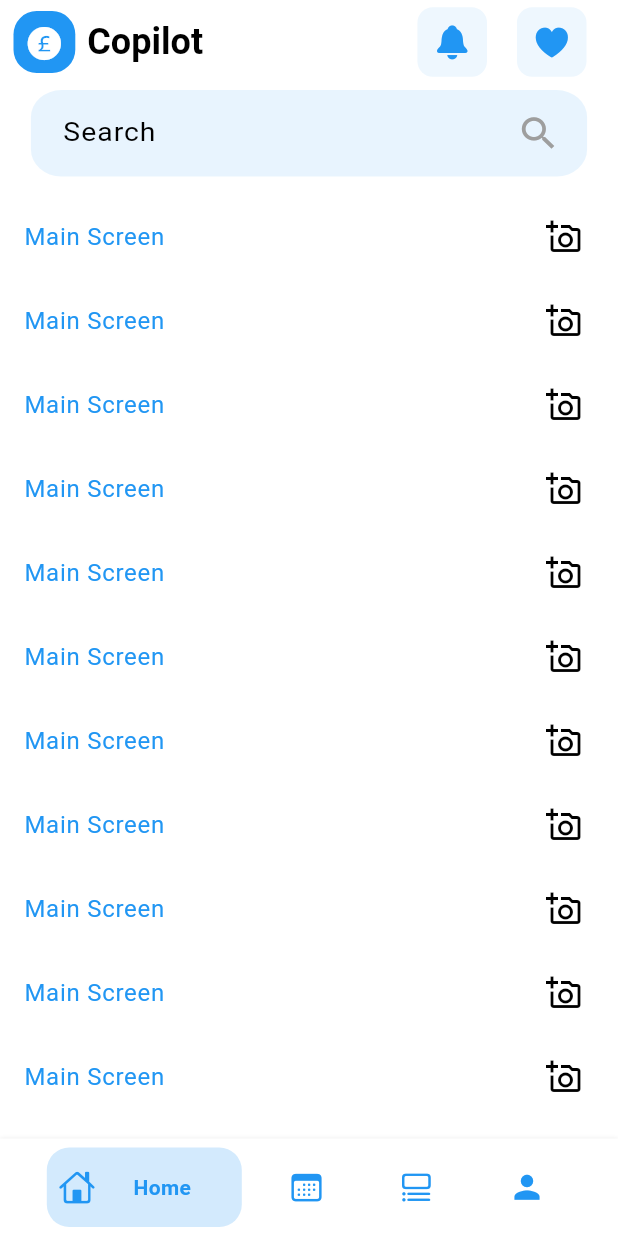
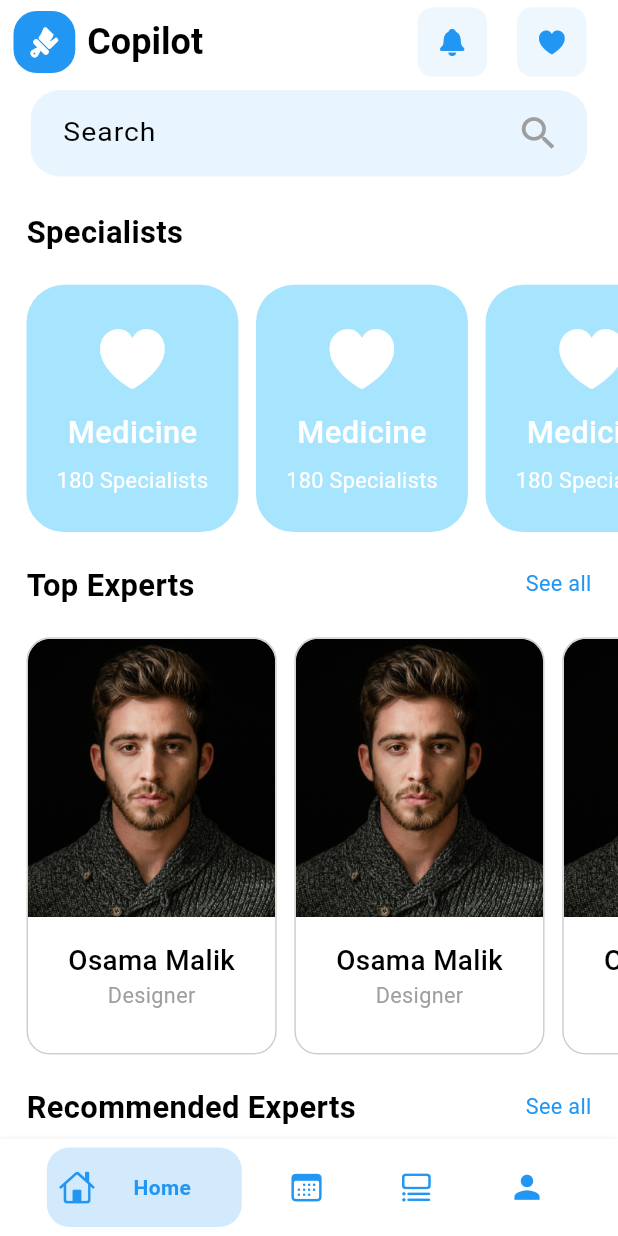
Before and after one commit to osamaaabdalmalik/Consultations-App, a Flutter app: the screen it shows after launch, on a phone screen of 412 x 824 dp. Run offline on Flutter 3.47's test engine with Material 3 defaults, Android fonts, the phone set to English and light mode, and no system bars; drawn by our look-alikes of bottom_navy_bar; our stand-ins replace bloc, dartz, flutter_easyloading, flutter_inset_box_shadow, flutter_screenutil, freezed_annotation and 6 more.

Commit message:
Design home Screen content

```diff
--- a/lib/features/main/presentation/screens/main_screen.dart
+++ b/lib/features/main/presentation/screens/main_screen.dart
@@ -1,9 +1,9 @@
-import 'package:bottom_navy_bar/bottom_navy_bar.dart';
-import 'package:consultations_app/core/constants/app_colors.dart';
-import 'package:consultations_app/features/main/presentation/widgets/custom_icon_button.dart';
-import 'package:flutter/cupertino.dart';
+import 'package:consultations_app/features/main/presentation/widgets/bottom_navbar.dart';
+import 'package:consultations_app/features/main/presentation/widgets/experts_list_view.dart';
+import 'package:consultations_app/features/main/presentation/widgets/header_section.dart';
+import 'package:consultations_app/features/main/presentation/widgets/home_appbar.dart';
+import 'package:consultations_app/features/main/presentation/widgets/specialists_list_view.dart';
 import 'package:flutter/material.dart';
-import 'package:flutter_screenutil/flutter_screenutil.dart';
 
 class MainScreen extends StatefulWidget {
   const MainScreen({super.key});
@@ -17,180 +17,32 @@ class _MainScreenState extends State<MainScreen> {
 
   @override
   Widget build(BuildContext context) {
-    return Scaffold(
+    return const Scaffold(
       body: CustomScrollView(
         slivers: [
-          SliverAppBar(
-            expandedHeight: 130,
-            pinned: true,
-            floating: true,
-            backgroundColor: AppColors.white,
-            foregroundColor: AppColors.white,
-            title: Container(
-              color: AppColors.white,
-              padding: const EdgeInsets.symmetric(vertical: 20),
-              child: const Stack(
-                children: [
-                  Positioned(
-                    child: Row(
-                      mainAxisAlignment: MainAxisAlignment.spaceBetween,
-                      children: [
-                        Row(
-                          children: <Widget>[
-                            Center(
-                              child: Padding(
-                                padding: EdgeInsets.symmetric(horizontal: 8.0),
-                                child: CustomIconButton(
-                                  icon: CupertinoIcons.money_pound_circle_fill,
-                                  iconColor: AppColors.white,
-                                  backgroundColor: AppColors.primary,
-                                  size: 40,
-                                  radius: 15,
-                                ),
-                              ),
-                            ),
-                            Text(
-                              'Copilot',
-                              style: TextStyle(
-                                fontSize: 24,
-                                fontWeight: FontWeight.w700,
-                                color: AppColors.black,
-                              ),
-                            ),
-                          ],
-                        ),
-                        Row(
-                          children: [
-                            CustomIconButton(
-                              icon: CupertinoIcons.bell_fill,
-                              iconColor: AppColors.primary,
-                            ),
-                            Padding(
-                              padding: EdgeInsets.symmetric(horizontal: 20),
-                              child: CustomIconButton(
-                                icon: CupertinoIcons.heart_fill,
-                                iconColor: AppColors.primary,
-                              ),
-                            ),
-                          ],
-                        ),
-                      ],
-                    ),
-                  ),
-                ],
-              ),
-            ),
-            flexibleSpace: FlexibleSpaceBar(
-              title: Transform.scale(
-                scaleX: 0.9,
-                scaleY: 0.8,
-                child: TextFormField(
-                  style: const TextStyle(
-                    fontSize: 14,
-                  ),
-                  cursorColor: AppColors.black,
-                  cursorWidth: 0.8,
-                  decoration: InputDecoration(
-                    hintText: 'Search',
-                    suffixIcon: Transform.scale(
-                      scaleX: 1.1,
-                      scaleY: 1.2,
-                      child: InkWell(
-                        onTap: () {},
-                        child: const Icon(
-                          Icons.search,
-                          size: 20,
-                          color: AppColors.gray,
-                        ),
-                      ),
-                    ),
-                    fillColor: AppColors.primary.withOpacity(0.1),
-                    filled: true,
-                    contentPadding: EdgeInsets.symmetric(horizontal: 10.w),
-                    border: OutlineInputBorder(
-                      borderRadius: BorderRadius.circular(15),
-                      borderSide: BorderSide.none,
-                    ),
-                  ),
-                  onTapOutside: (event) {
-                    FocusManager.instance.primaryFocus?.unfocus();
-                  },
-                ),
-              ),
-              titlePadding: EdgeInsets.symmetric(
-                vertical: 5.h,
-              ),
-              stretchModes: const [
-                StretchMode.fadeTitle,
-              ],
-            ),
-          ),
+          HomeAppbar(),
           SliverList(
             delegate: SliverChildListDelegate.fixed(
               [
-                ...List.generate(
-                  30,
-                  (index) => ListTile(
-                    onTap: () {},
-                    title: const Text(
-                      "Main Screen",
-                      style: TextStyle(
-                        color: AppColors.primary,
-                      ),
-                    ),
-                    trailing: const Icon(Icons.add_a_photo_outlined),
-                  ),
-                )
+                HeaderSection(
+                  title: "Specialists",
+                  hasSeeAll: false,
+                ),
+                SpecialistsListView(),
+                HeaderSection(
+                  title: "Top Experts",
+                ),
+                ExpertsListView(),
+                HeaderSection(
+                  title: "Recommended Experts",
+                ),
+                ExpertsListView(),
               ],
             ),
           ),
         ],
       ),
-      bottomNavigationBar: BottomNavyBar(
-        itemCornerRadius: 15,
-        containerHeight: 65,
-        mainAxisAlignment: MainAxisAlignment.spaceEvenly,
-        items: [
-          BottomNavyBarItem(
-              icon: const Icon(CupertinoIcons.house),
-              title: const Text(
-                'Home',
-              ),
-              textAlign: TextAlign.center),
-          BottomNavyBarItem(
-            icon: const Icon(CupertinoIcons.calendar),
-            title: const FittedBox(
-              child: Text(
-                'Appointment',
-              ),
-            ),
-            textAlign: TextAlign.center,
-          ),
-          BottomNavyBarItem(
-            icon: const Icon(CupertinoIcons.list_bullet_below_rectangle),
-            title: const Text(
-              'History',
-            ),
-            textAlign: TextAlign.center,
-          ),
-          BottomNavyBarItem(
-            icon: const Icon(
-              Icons.person_sharp,
-              size: 25,
-            ),
-            title: const Text(
-              'Profile',
-            ),
-            textAlign: TextAlign.center,
-          ),
-        ],
-        onItemSelected: (value) {
-          setState(() {
-            index = value;
-          });
-        },
-        selectedIndex: index,
-      ),
+      bottomNavigationBar: BottomNavbar(),
     );
   }
 }
--- /dev/null
+++ b/lib/features/main/presentation/widgets/bottom_navbar.dart
@@ -0,0 +1,63 @@
+import 'package:bottom_navy_bar/bottom_navy_bar.dart';
+import 'package:flutter/cupertino.dart' as cupertino;
+import 'package:flutter/material.dart';
+
+class BottomNavbar extends cupertino.StatefulWidget {
+  const BottomNavbar({super.key});
+
+  @override
+  cupertino.State<BottomNavbar> createState() => _BottomNavbarState();
+}
+
+class _BottomNavbarState extends cupertino.State<BottomNavbar> {
+  int index = 0;
+
+  @override
+  Widget build(BuildContext context) {
+    return BottomNavyBar(
+      itemCornerRadius: 15,
+      containerHeight: 65,
+      mainAxisAlignment: MainAxisAlignment.spaceEvenly,
+      items: [
+        BottomNavyBarItem(
+            icon: const Icon(cupertino.CupertinoIcons.house),
+            title: const Text(
+              'Home',
+            ),
+            textAlign: TextAlign.center),
+        BottomNavyBarItem(
+          icon: const Icon(cupertino.CupertinoIcons.calendar),
+          title: const FittedBox(
+            child: Text(
+              'Appointment',
+            ),
+          ),
+          textAlign: TextAlign.center,
+        ),
+        BottomNavyBarItem(
+          icon: const Icon(cupertino.CupertinoIcons.list_bullet_below_rectangle),
+          title: const Text(
+            'History',
+          ),
+          textAlign: TextAlign.center,
+        ),
+        BottomNavyBarItem(
+          icon: const Icon(
+            Icons.person_sharp,
+            size: 25,
+          ),
+          title: const Text(
+            'Profile',
+          ),
+          textAlign: TextAlign.center,
+        ),
+      ],
+      onItemSelected: (value) {
+        setState(() {
+          index = value;
+        });
+      },
+      selectedIndex: index,
+    );
+  }
+}
--- /dev/null
+++ b/lib/features/main/presentation/widgets/expert_item.dart
@@ -0,0 +1,72 @@
+import 'package:consultations_app/core/constants/app_assets.dart';
+import 'package:consultations_app/core/constants/app_colors.dart';
+import 'package:flutter/material.dart';
+import 'package:flutter_screenutil/flutter_screenutil.dart';
+
+class ExpertItem extends StatelessWidget {
+  const ExpertItem({super.key});
+
+  @override
+  Widget build(BuildContext context) {
+    return Container(
+      decoration: BoxDecoration(
+        borderRadius: BorderRadius.circular(15.sp),
+        border: Border.fromBorderSide(
+          BorderSide(
+            width: 1,
+            color: AppColors.gray.withOpacity(0.5),
+          ),
+        ),
+      ),
+      child: Column(
+        children: [
+          Container(
+            width: 140.w,
+            height: 180.h,
+            decoration: const BoxDecoration(
+              borderRadius: BorderRadius.vertical(
+                top: Radius.circular(15),
+              ),
+              image: DecorationImage(
+                image: AssetImage(
+                  AppAssets.expert,
+                ),
+                fit: BoxFit.cover,
+                alignment: Alignment.topCenter,
+              ),
+            ),
+          ),
+          Container(
+            width: 140.w,
+            padding: EdgeInsets.symmetric(vertical: 15.h, horizontal: 10.w),
+            child: Column(
+              mainAxisAlignment: MainAxisAlignment.spaceEvenly,
+              children: [
+                Text(
+                  "Osama Malik",
+                  overflow: TextOverflow.clip,
+                  maxLines: 1,
+                  style: TextStyle(
+                    color: AppColors.black,
+                    fontWeight: FontWeight.w500,
+                    fontSize: 18.sp,
+                  ),
+                ),
+                Text(
+                  "Designer",
+                  overflow: TextOverflow.clip,
+                  maxLines: 1,
+                  style: TextStyle(
+                    color: AppColors.gray,
+                    fontWeight: FontWeight.w400,
+                    fontSize: 14.sp,
+                  ),
+                ),
+              ],
+            ),
+          ),
+        ],
+      ),
+    );
+  }
+}
--- /dev/null
+++ b/lib/features/main/presentation/widgets/experts_list_view.dart
@@ -0,0 +1,23 @@
+import 'package:consultations_app/features/main/presentation/widgets/expert_item.dart';
+import 'package:flutter/material.dart';
+import 'package:flutter_screenutil/flutter_screenutil.dart';
+
+class ExpertsListView extends StatelessWidget {
+  const ExpertsListView({super.key});
+
+  @override
+  Widget build(BuildContext context) {
+    return SizedBox(
+      height: 290.h,
+      child: ListView.separated(
+        scrollDirection: Axis.horizontal,
+        padding: EdgeInsets.symmetric(horizontal: 15.w, vertical: 10.h),
+        itemCount: 10,
+        itemBuilder: (BuildContext context, int index) => const ExpertItem(),
+        separatorBuilder: (BuildContext context, int index) => SizedBox(
+          width: 10.w,
+        ),
+      ),
+    );
+  }
+}
--- /dev/null
+++ b/lib/features/main/presentation/widgets/header_section.dart
@@ -0,0 +1,42 @@
+import 'package:consultations_app/core/constants/app_colors.dart';
+import 'package:flutter/material.dart';
+import 'package:flutter_screenutil/flutter_screenutil.dart';
+
+class HeaderSection extends StatelessWidget {
+  final String title;
+  final bool hasSeeAll;
+
+  const HeaderSection({
+    super.key,
+    required this.title,
+    this.hasSeeAll = true,
+  });
+
+  @override
+  Widget build(BuildContext context) {
+    return Padding(
+      padding: EdgeInsets.symmetric(horizontal: 15.w, vertical: 10.h),
+      child: Row(
+        mainAxisAlignment: MainAxisAlignment.spaceBetween,
+        children: [
+          Text(
+            title,
+            style: TextStyle(
+              color: AppColors.black,
+              fontWeight: FontWeight.w700,
+              fontSize: 20.sp,
+            ),
+          ),
+          Text(
+            hasSeeAll ? "See all" : '',
+            style: TextStyle(
+              color: AppColors.primary,
+              fontWeight: FontWeight.w400,
+              fontSize: 14.sp,
+            ),
+          ),
+        ],
+      ),
+    );
+  }
+}
--- /dev/null
+++ b/lib/features/main/presentation/widgets/home_appbar.dart
@@ -0,0 +1,122 @@
+import 'package:consultations_app/core/constants/app_colors.dart';
+import 'package:consultations_app/features/main/presentation/widgets/custom_icon_button.dart';
+import 'package:flutter/cupertino.dart' as cupertino;
+import 'package:flutter/material.dart';
+import 'package:flutter_screenutil/flutter_screenutil.dart';
+
+class HomeAppbar extends StatelessWidget {
+  const HomeAppbar({super.key});
+
+  @override
+  Widget build(BuildContext context) {
+    return SliverAppBar(
+      expandedHeight: 130,
+      pinned: true,
+      floating: true,
+      backgroundColor: AppColors.white,
+      foregroundColor: AppColors.white,
+      title: Container(
+        color: AppColors.white,
+        padding: const EdgeInsets.symmetric(vertical: 20),
+        child: const Stack(
+          children: [
+            Positioned(
+              child: Row(
+                mainAxisAlignment: MainAxisAlignment.spaceBetween,
+                children: [
+                  Row(
+                    children: <Widget>[
+                      Center(
+                        child: Padding(
+                          padding: EdgeInsets.symmetric(horizontal: 8.0),
+                          child: CustomIconButton(
+                            icon: cupertino.CupertinoIcons.paintbrush_fill,
+                            iconColor: AppColors.white,
+                            backgroundColor: AppColors.primary,
+                            size: 40,
+                            iconSize: 20,
+                            radius: 15,
+                          ),
+                        ),
+                      ),
+                      Text(
+                        'Copilot',
+                        style: TextStyle(
+                          fontSize: 24,
+                          fontWeight: FontWeight.w700,
+                          color: AppColors.black,
+                        ),
+                      ),
+                    ],
+                  ),
+                  Row(
+                    children: [
+                      CustomIconButton(
+                        icon: cupertino.CupertinoIcons.bell_fill,
+                        iconColor: AppColors.primary,
+                        iconSize: 20,
+                      ),
+                      Padding(
+                        padding: EdgeInsets.symmetric(horizontal: 20),
+                        child: CustomIconButton(
+                          icon: cupertino.CupertinoIcons.heart_fill,
+                          iconColor: AppColors.primary,
+                          iconSize: 20,
+                        ),
+                      ),
+                    ],
+                  ),
+                ],
+              ),
+            ),
+          ],
+        ),
+      ),
+      flexibleSpace: FlexibleSpaceBar(
+        title: Transform.scale(
+          scaleX: 0.9,
+          scaleY: 0.8,
+          child: TextFormField(
+            style: const TextStyle(
+              fontSize: 14,
+            ),
+            cursorColor: AppColors.black,
+            cursorWidth: 0.8,
+            textInputAction: TextInputAction.search,
+            decoration: InputDecoration(
+              hintText: 'Search',
+              suffixIcon: Transform.scale(
+                scaleX: 1.1,
+                scaleY: 1.2,
+                child: InkWell(
+                  onTap: () {},
+                  child: const Icon(
+                    Icons.search,
+                    size: 20,
+                    color: AppColors.gray,
+                  ),
+                ),
+              ),
+              fillColor: AppColors.primary.withOpacity(0.1),
+              filled: true,
+              contentPadding: EdgeInsets.symmetric(horizontal: 10.w),
+              border: OutlineInputBorder(
+                borderRadius: BorderRadius.circular(15),
+                borderSide: BorderSide.none,
+              ),
+            ),
+            onTapOutside: (event) {
+              FocusManager.instance.primaryFocus?.unfocus();
+            },
+          ),
+        ),
+        titlePadding: EdgeInsets.symmetric(
+          vertical: 5.h,
+        ),
+        stretchModes: const [
+          StretchMode.fadeTitle,
+        ],
+      ),
+    );
+  }
+}
--- /dev/null
+++ b/lib/features/main/presentation/widgets/specialists_item.dart
@@ -0,0 +1,50 @@
+import 'package:consultations_app/core/constants/app_colors.dart';
+import 'package:flutter/cupertino.dart' as cupertino;
+import 'package:flutter/material.dart';
+import 'package:flutter_screenutil/flutter_screenutil.dart';
+
+class SpecialistsItem extends StatelessWidget {
+  const SpecialistsItem({super.key});
+
+  @override
+  Widget build(BuildContext context) {
+    return Container(
+      width: 120.w,
+      padding: EdgeInsets.symmetric(vertical: 15.h, horizontal: 10.w),
+      decoration: BoxDecoration(
+        color: AppColors.primary10,
+        borderRadius: BorderRadius.circular(25),
+      ),
+      child: Column(
+        mainAxisAlignment: MainAxisAlignment.spaceEvenly,
+        children: [
+          Icon(
+            cupertino.CupertinoIcons.heart_fill,
+            size: 50.h,
+            color: AppColors.white,
+          ),
+          Text(
+            "Medicine",
+            overflow: TextOverflow.clip,
+            maxLines: 1,
+            style: TextStyle(
+              color: AppColors.white,
+              fontWeight: FontWeight.w500,
+              fontSize: 20.sp,
+            ),
+          ),
+          Text(
+            "180 Specialists",
+            overflow: TextOverflow.clip,
+            maxLines: 1,
+            style: TextStyle(
+              color: AppColors.white,
+              fontWeight: FontWeight.w400,
+              fontSize: 14.sp,
+            ),
+          ),
+        ],
+      ),
+    );
+  }
+}
--- /dev/null
+++ b/lib/features/main/presentation/widgets/specialists_list_view.dart
@@ -0,0 +1,23 @@
+import 'package:consultations_app/features/main/presentation/widgets/specialists_item.dart';
+import 'package:flutter/material.dart';
+import 'package:flutter_screenutil/flutter_screenutil.dart';
+
+class SpecialistsListView extends StatelessWidget {
+  const SpecialistsListView({super.key});
+
+  @override
+  Widget build(BuildContext context) {
+    return SizedBox(
+      height: 180.h,
+      child: ListView.separated(
+        scrollDirection: Axis.horizontal,
+        padding: EdgeInsets.symmetric(horizontal: 15.w, vertical: 10.h),
+        itemCount: 10,
+        itemBuilder: (BuildContext context, int index) => const SpecialistsItem(),
+        separatorBuilder: (BuildContext context, int index) => SizedBox(
+          width: 10.w,
+        ),
+      ),
+    );
+  }
+}
```
